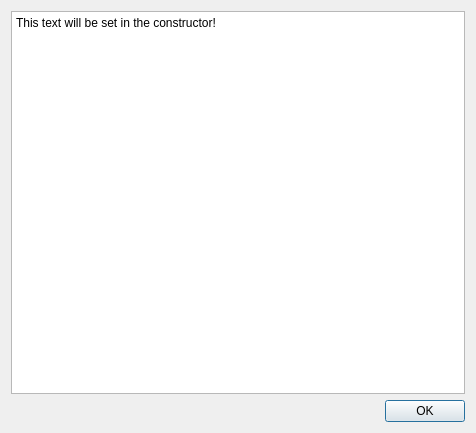
Before: the Qt Designer form utilWindows/dialogabout.ui in NHERI-SimCenter/PileGroupTool, drawn with Qt 5.
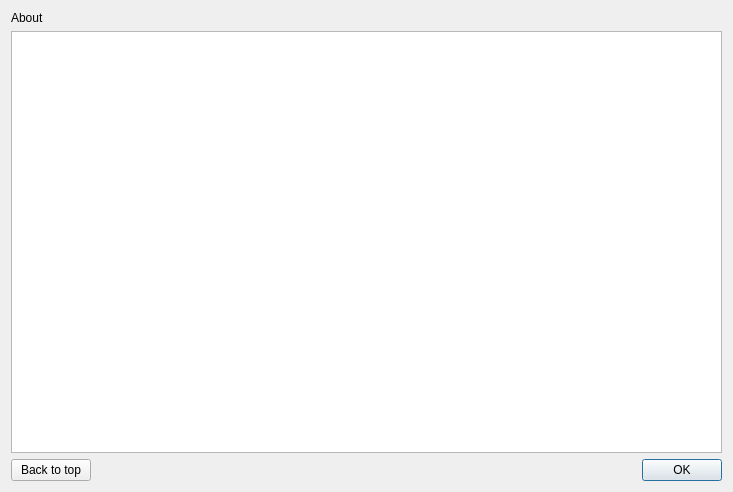
After: the same form once the commit is applied. Icons and pictures are not drawn.

Commit message: updated About dialog

The edit to the form file:
```diff
--- a/utilWindows/dialogabout.ui
+++ b/utilWindows/dialogabout.ui
@@ -6,8 +6,8 @@
    <rect>
     <x>0</x>
     <y>0</y>
-    <width>476</width>
-    <height>433</height>
+    <width>733</width>
+    <height>492</height>
    </rect>
   </property>
   <property name="sizePolicy">
@@ -20,7 +20,17 @@
    <string>Dialog</string>
   </property>
   <layout class="QGridLayout" name="gridLayout">
-   <item row="2" column="0">
+   <item row="0" column="3">
+    <widget class="QLabel" name="label">
+     <property name="text">
+      <string/>
+     </property>
+     <property name="pixmap">
+      <pixmap resource="../qtpileresources.qrc">:/resources/NHERI-PGT-Icon.icns</pixmap>
+     </property>
+    </widget>
+   </item>
+   <item row="2" column="2" colspan="2">
     <widget class="QDialogButtonBox" name="buttonBox">
      <property name="layoutDirection">
       <enum>Qt::LeftToRight</enum>
@@ -33,22 +43,49 @@
      </property>
     </widget>
    </item>
-   <item row="0" column="0">
-    <widget class="QPlainTextEdit" name="plainTextEdit">
+   <item row="1" column="0" colspan="4">
+    <widget class="QTextBrowser" name="textBrowser">
      <property name="sizePolicy">
-      <sizepolicy hsizetype="Preferred" vsizetype="Preferred">
+      <sizepolicy hsizetype="Preferred" vsizetype="Expanding">
        <horstretch>0</horstretch>
        <verstretch>0</verstretch>
       </sizepolicy>
      </property>
-     <property name="undoRedoEnabled">
-      <bool>false</bool>
-     </property>
-     <property name="readOnly">
+     <property name="openExternalLinks">
       <bool>true</bool>
      </property>
-     <property name="plainText">
-      <string>This text will be set in the constructor!</string>
+    </widget>
+   </item>
+   <item row="2" column="0">
+    <widget class="QPushButton" name="btn_backToTop">
+     <property name="text">
+      <string>Back to top</string>
+     </property>
+    </widget>
+   </item>
+   <item row="2" column="1">
+    <spacer name="horizontalSpacer">
+     <property name="orientation">
+      <enum>Qt::Horizontal</enum>
+     </property>
+     <property name="sizeHint" stdset="0">
+      <size>
+       <width>40</width>
+       <height>20</height>
+      </size>
+     </property>
+    </spacer>
+   </item>
+   <item row="0" column="0" colspan="2">
+    <widget class="QLabel" name="label_about">
+     <property name="sizePolicy">
+      <sizepolicy hsizetype="Expanding" vsizetype="Preferred">
+       <horstretch>0</horstretch>
+       <verstretch>0</verstretch>
+      </sizepolicy>
+     </property>
+     <property name="text">
+      <string>About</string>
      </property>
     </widget>
    </item>
```
Left out of the diff: 4 changed lines with no effect on the pictures. The commit also changes 40 other files.
